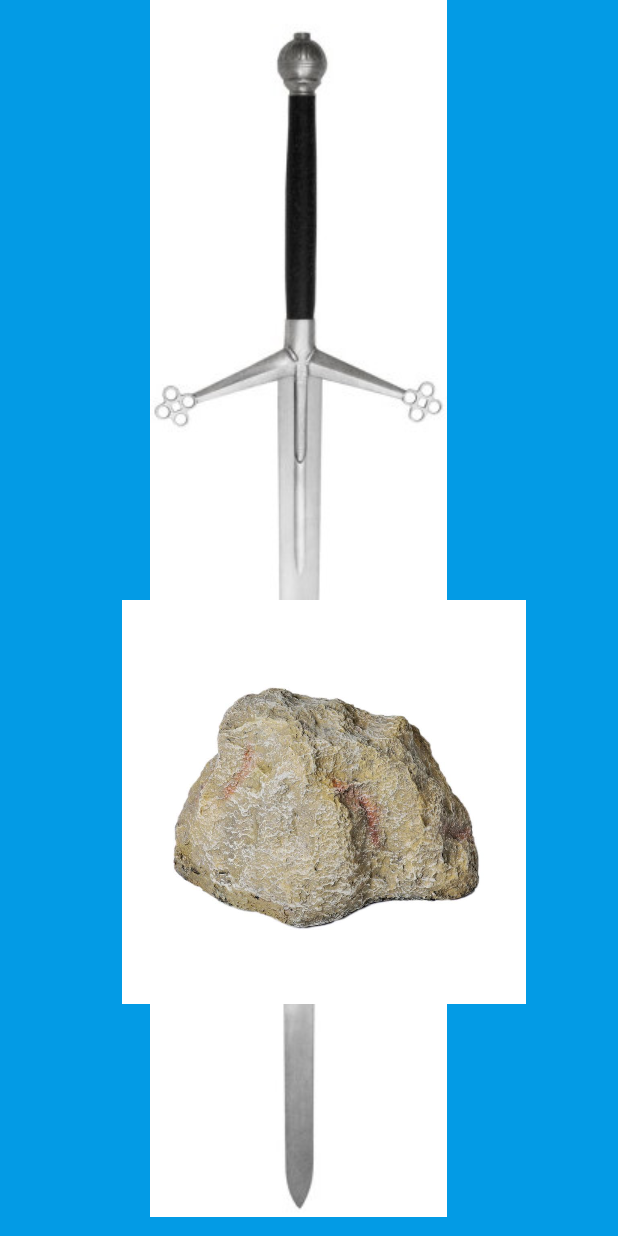
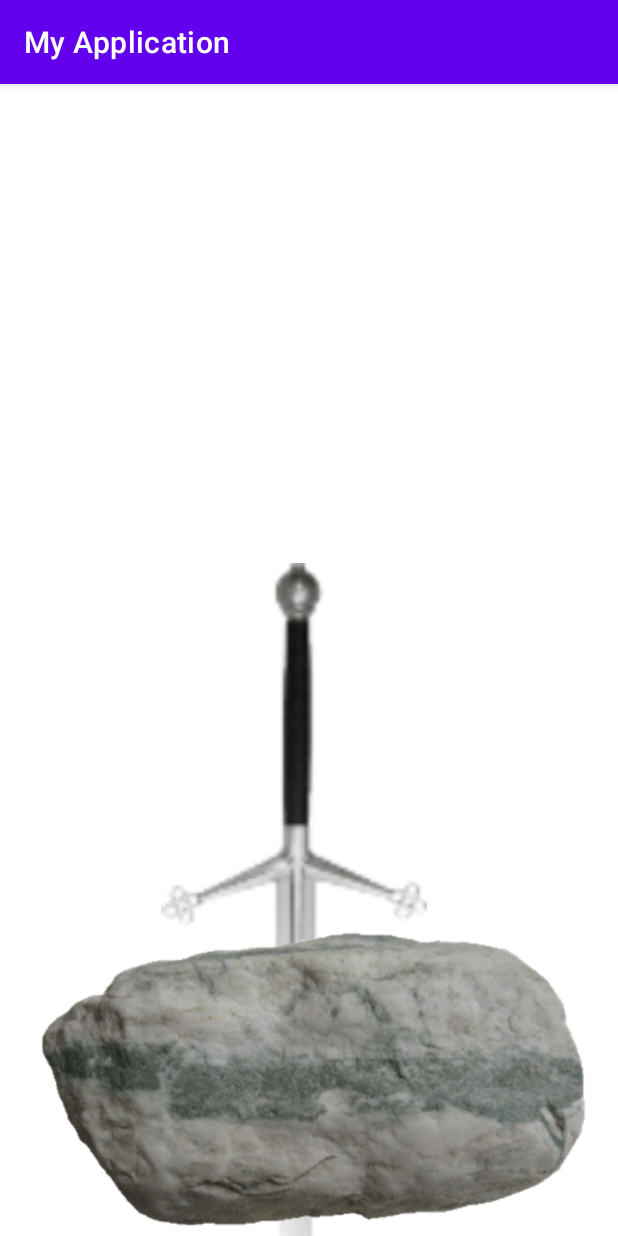
Before and after one commit to AtraKnight/CPSC_581-HCI2-Sword_Lock, an Android app: the screen it shows after launch (FullscreenActivity before the commit, MainActivity after it), on a phone screen of 412 x 824 dp. Run offline under Robolectric (Android 15) with nearby library versions, the phone set to English and light mode, and no system bars.

Commit message:
Cut out sword and stone
Removed fullscreen to make coding simplier

added drag and drop.

attempted to revert to last working stage.

```diff
--- /dev/null
+++ b/app/src/main/java/com/example/myapplication/MainActivity.java
@@ -0,0 +1,113 @@
+package com.example.myapplication;
+
+
+
+import androidx.appcompat.app.AppCompatActivity;
+import android.content.ClipData;
+import android.content.ClipDescription;
+import android.os.Build;
+import android.os.Bundle;
+
+import android.util.Log;
+
+import android.view.DragEvent;
+import android.view.Menu;
+import android.view.MenuItem;
+import android.view.MotionEvent;
+import android.view.View;
+
+import android.widget.ImageView;
+import android.widget.RelativeLayout;
+
+public class MainActivity extends AppCompatActivity {
+    ImageView img;
+    String msg;
+    private android.widget.RelativeLayout.LayoutParams layoutParams;
+
+    @Override
+    protected void onCreate(Bundle savedInstanceState) {
+        super.onCreate(savedInstanceState);
+        setContentView(R.layout.activity_main);
+        img=(ImageView)findViewById(R.id.imageView);
+
+        img.setOnLongClickListener(new View.OnLongClickListener() {
+            @Override
+            public boolean onLongClick(View v) {
+                ClipData.Item item = new ClipData.Item((CharSequence)v.getTag());
+                String[] mimeTypes = {ClipDescription.MIMETYPE_TEXT_PLAIN};
+
+                ClipData dragData = new ClipData(v.getTag().toString(),mimeTypes, item);
+                View.DragShadowBuilder myShadow = new View.DragShadowBuilder(img);
+
+                v.startDrag(dragData,myShadow,null,0);
+                return true;
+            }
+        });
+
+        img.setOnDragListener(new View.OnDragListener() {
+            @Override
+            public boolean onDrag(View v, DragEvent event) {
+                switch(event.getAction()) {
+                    case DragEvent.ACTION_DRAG_STARTED:
+                        layoutParams = (RelativeLayout.LayoutParams)v.getLayoutParams();
+                        Log.d(msg, "Action is DragEvent.ACTION_DRAG_STARTED");
+
+                        // Do nothing
+                        break;
+
+                    case DragEvent.ACTION_DRAG_ENTERED:
+                        Log.d(msg, "Action is DragEvent.ACTION_DRAG_ENTERED");
+                        int x_cord = (int) event.getX();
+                        int y_cord = (int) event.getY();
+                        break;
+
+                    case DragEvent.ACTION_DRAG_EXITED :
+                        Log.d(msg, "Action is DragEvent.ACTION_DRAG_EXITED");
+                        x_cord = (int) event.getX();
+                        y_cord = (int) event.getY();
+                        layoutParams.leftMargin = x_cord;
+                        layoutParams.topMargin = y_cord;
+                        v.setLayoutParams(layoutParams);
+                        break;
+
+                    case DragEvent.ACTION_DRAG_LOCATION  :
+                        Log.d(msg, "Action is DragEvent.ACTION_DRAG_LOCATION");
+                        x_cord = (int) event.getX();
+                        y_cord = (int) event.getY();
+                        break;
+
+                    case DragEvent.ACTION_DRAG_ENDED   :
+                        Log.d(msg, "Action is DragEvent.ACTION_DRAG_ENDED");
+
+                        // Do nothing
+                        break;
+
+                    case DragEvent.ACTION_DROP:
+                        Log.d(msg, "ACTION_DROP event");
+
+                        // Do nothing
+                        break;
+                    default: break;
+                }
+                return true;
+            }
+        });
+
+        /*img.setOnTouchListener(new View.OnTouchListener() {
+            @Override
+            public boolean onTouch(View v, MotionEvent event) {
+                if (event.getAction() == MotionEvent.ACTION_DOWN) {
+                    ClipData data = ClipData.newPlainText("", "");
+                    View.DragShadowBuilder shadowBuilder = new View.DragShadowBuilder(img);
+
+                    img.startDrag(data, shadowBuilder, img, 0);
+                    img.setVisibility(View.INVISIBLE);
+                    return true;
+                } else {
+                    return false;
+                }
+            }
+        });*/
+    }
+
+}
--- /dev/null
+++ b/app/src/main/res/layout/activity_main.xml
@@ -0,0 +1,34 @@
+<?xml version="1.0" encoding="utf-8"?>
+<androidx.constraintlayout.widget.ConstraintLayout xmlns:android="http://schemas.android.com/apk/res/android"
+    xmlns:app="http://schemas.android.com/apk/res-auto"
+    xmlns:tools="http://schemas.android.com/tools"
+    android:layout_width="match_parent"
+    android:layout_height="match_parent"
+
+    tools:context=".MainActivity">
+
+    <ImageView
+        android:id="@+id/imageView"
+        android:layout_width="392dp"
+        android:layout_height="717dp"
+        android:layout_alignStart="@+id/imageView2"
+        android:layout_alignLeft="@+id/imageView2"
+        android:layout_alignEnd="@+id/imageView2"
+        android:layout_alignRight="@+id/imageView2"
+        android:layout_marginTop="319dp"
+        app:layout_constraintTop_toTopOf="parent"
+        app:srcCompat="@drawable/sword"
+        tools:layout_editor_absoluteX="9dp" />
+
+    <ImageView
+        android:id="@+id/imageView2"
+        android:layout_width="0dp"
+        android:layout_height="343dp"
+        android:layout_marginTop="496dp"
+        app:layout_constraintEnd_toEndOf="parent"
+        app:layout_constraintHorizontal_bias="0.0"
+        app:layout_constraintStart_toStartOf="parent"
+        app:layout_constraintTop_toTopOf="parent"
+        app:srcCompat="@drawable/rock" />
+
+</androidx.constraintlayout.widget.ConstraintLayout>
--- a/app/src/main/res/values-night/themes.xml
+++ b/app/src/main/res/values-night/themes.xml
@@ -1,6 +1,6 @@
 <resources xmlns:tools="http://schemas.android.com/tools">
     <!-- Base application theme. -->
-    <style name="Theme.CPSC581HCI2SwordLock" parent="Theme.MaterialComponents.DayNight.DarkActionBar">
+    <style name="Theme.MyApplication" parent="Theme.MaterialComponents.DayNight.DarkActionBar">
         <!-- Primary brand color. -->
         <item name="colorPrimary">@color/purple_200</item>
         <item name="colorPrimaryVariant">@color/purple_700</item>
@@ -13,9 +13,4 @@
         <item name="android:statusBarColor" tools:targetApi="l">?attr/colorPrimaryVariant</item>
         <!-- Customize your theme here. -->
     </style>
-
-    <style name="ThemeOverlay.CPSC581HCI2SwordLock.FullscreenContainer" parent="">
-        <item name="fullscreenBackgroundColor">@color/light_blue_900</item>
-        <item name="fullscreenTextColor">@color/light_blue_A400</item>
-    </style>
 </resources>
--- a/app/src/main/res/values/colors.xml
+++ b/app/src/main/res/values/colors.xml
@@ -7,9 +7,4 @@
     <color name="teal_700">#FF018786</color>
     <color name="black">#FF000000</color>
     <color name="white">#FFFFFFFF</color>
-    <color name="light_blue_600">#FF039BE5</color>
-    <color name="light_blue_900">#FF01579B</color>
-    <color name="light_blue_A200">#FF40C4FF</color>
-    <color name="light_blue_A400">#FF00B0FF</color>
-    <color name="black_overlay">#66000000</color>
 </resources>
--- a/app/src/main/res/values/strings.xml
+++ b/app/src/main/res/values/strings.xml
@@ -1,5 +1,3 @@
 <resources>
-    <string name="app_name">CPSC 581 - HCI2 - Sword Lock</string>
-    <string name="dummy_button">Dummy Button</string>
-    <string name="dummy_content">DUMMY\nCONTENT</string>
+    <string name="app_name">My Application</string>
 </resources>
--- a/app/src/main/res/values/themes.xml
+++ b/app/src/main/res/values/themes.xml
@@ -1,6 +1,6 @@
 <resources xmlns:tools="http://schemas.android.com/tools">
     <!-- Base application theme. -->
-    <style name="Theme.CPSC581HCI2SwordLock" parent="Theme.MaterialComponents.DayNight.DarkActionBar">
+    <style name="Theme.MyApplication" parent="Theme.MaterialComponents.DayNight.DarkActionBar">
         <!-- Primary brand color. -->
         <item name="colorPrimary">@color/purple_500</item>
         <item name="colorPrimaryVariant">@color/purple_700</item>
@@ -13,17 +13,4 @@
         <item name="android:statusBarColor" tools:targetApi="l">?attr/colorPrimaryVariant</item>
         <!-- Customize your theme here. -->
     </style>
-
-    <style name="Theme.CPSC581HCI2SwordLock.Fullscreen" parent="Theme.CPSC581HCI2SwordLock">
-        <item name="android:actionBarStyle">
-            @style/Widget.Theme.CPSC581HCI2SwordLock.ActionBar.Fullscreen
-        </item>
-        <item name="android:windowActionBarOverlay">true</item>
-        <item name="android:windowBackground">@null</item>
-    </style>
-
-    <style name="ThemeOverlay.CPSC581HCI2SwordLock.FullscreenContainer" parent="">
-        <item name="fullscreenBackgroundColor">@color/light_blue_600</item>
-        <item name="fullscreenTextColor">@color/light_blue_A200</item>
-    </style>
 </resources>
--- a/settings.gradle
+++ b/settings.gradle
@@ -6,5 +6,5 @@ dependencyResolutionManagement {
         jcenter() // Warning: this repository is going to shut down soon
     }
 }
-rootProject.name = "CPSC 581 - HCI2 - Sword Lock"
+rootProject.name = "My Application"
 include ':app'
```
Also changed, not shown: app/build.gradle (+6 -8 lines), app/src/main/AndroidManifest.xml (+4 -7 lines), app/src/main/res/drawable/rock.png (added), app/src/main/res/drawable/sword.png (added), gradle/wrapper/gradle-wrapper.properties, 3 other files.
